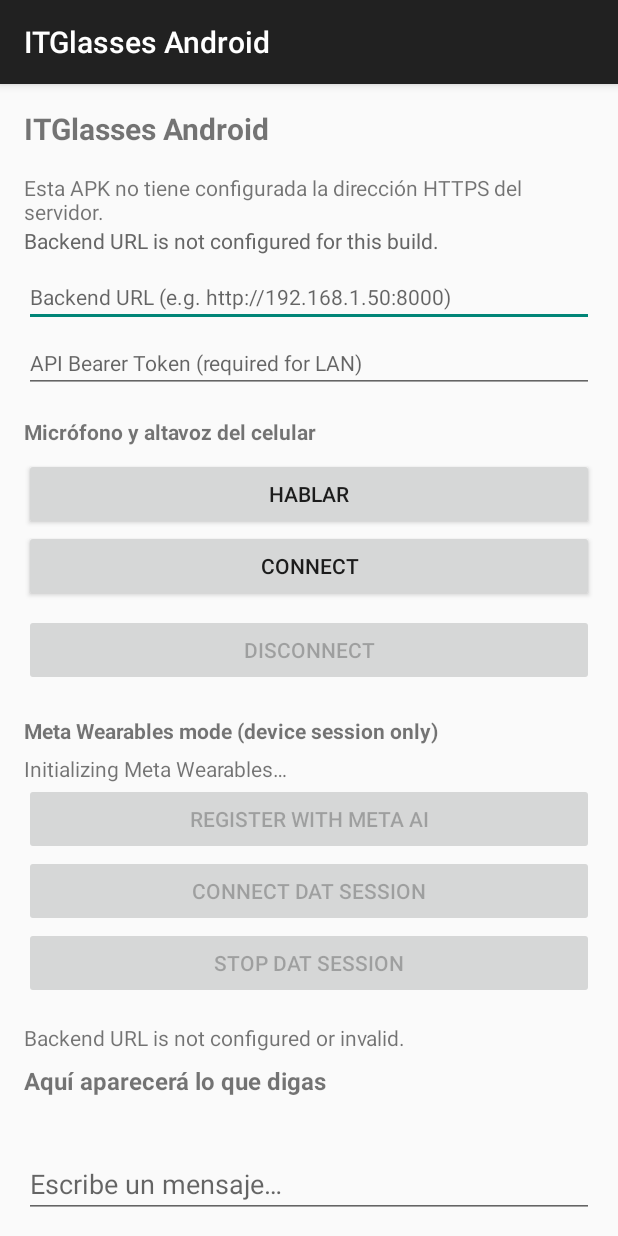
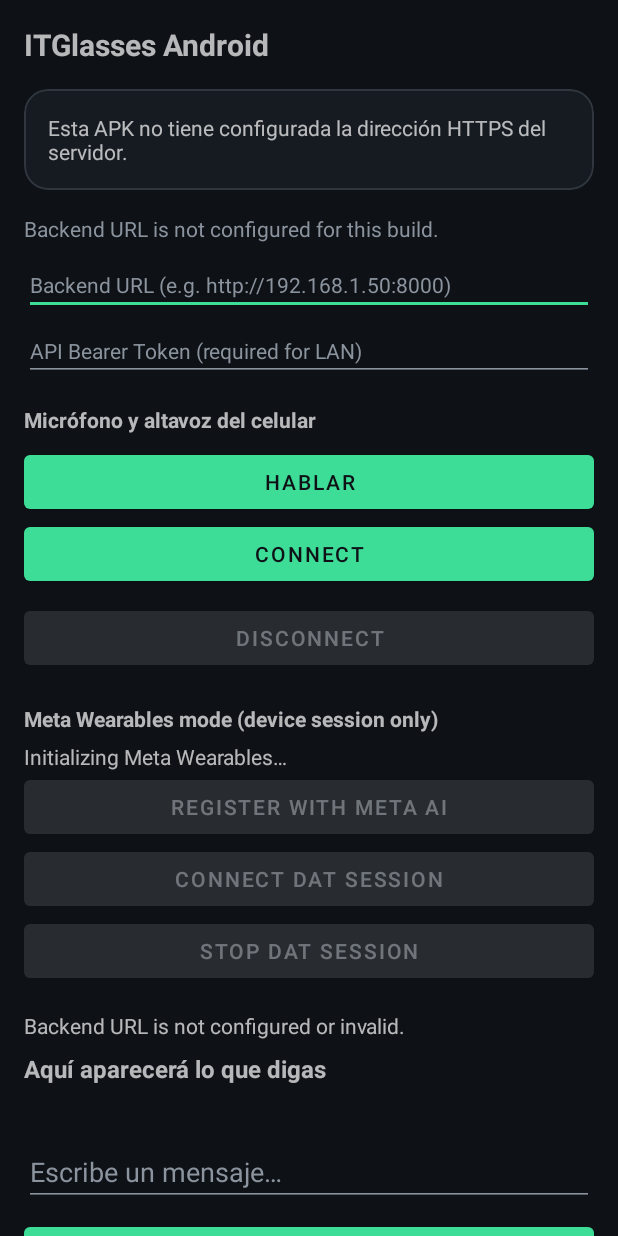
Before and after one commit to Chessani28/ITGlasses-Android, an Android app: the screen it shows after launch (MainActivity), on a phone screen of 412 x 824 dp. Run offline under Robolectric (Android 15) with nearby library versions, the phone set to English and light mode, and no system bars; 2 statements that could not run were skipped.

Commit message:
Etapa A: tema oscuro, paleta y tarjeta de emparejamiento con tono y pulso
- Theme.ITGlasses (MaterialComponents.NoActionBar, siempre oscuro) y colors.xml
  con 10 colores: fondo #0E1116, superficie #161B22 y #1C232C, borde #30363D,
  texto #E6EDF3 y #8B949E, menta #3DDC97, ámbar #F2B84B y rojo #FF8A8F
- El manifiesto usa @style/Theme.ITGlasses (una línea)
- Tarjeta card_pairing (MaterialCardView) con status_dot decorativo; ids existentes
  sin cambios; sin colores de texto fijos
- PairingScreen: tone y pulse por estado; PairingTones asigna colores
- Motion: respeta las animaciones desactivadas; pulso de 1,2 s y cambio de color
  de 300 ms; el pulso se detiene fuera de primer plano
- Pruebas: ThemeColorsTest, PairingTonesTest, MotionTest y tono y pulso en
  PairingScreenTest; testPhoneDebugUnitTest y testMetaDebugUnitTest 142/142
- Probado en un celular real: Conectado en menta y Bloqueado en rojo

Co-Authored-By: Claude Sonnet 5.5 <noreply@anthropic.com>
Claude-Session: https://claude.ai/code/session_01U1So5MrWB3zANoVneKaKAh

```diff
--- a/app/src/main/AndroidManifest.xml
+++ b/app/src/main/AndroidManifest.xml
@@ -11,7 +11,7 @@
         android:label="@string/app_name"
         android:supportsRtl="true"
         android:usesCleartextTraffic="${usesCleartextTraffic}"
-        android:theme="@style/Theme.AppCompat.Light.DarkActionBar">
+        android:theme="@style/Theme.ITGlasses">
 
         <activity
             android:name=".MainActivity"
--- a/app/src/main/java/com/itglasses/MainActivity.kt
+++ b/app/src/main/java/com/itglasses/MainActivity.kt
@@ -18,6 +18,7 @@ import androidx.lifecycle.lifecycleScope
 import androidx.lifecycle.repeatOnLifecycle
 import com.itglasses.itglassesandroid.databinding.ActivityMainBinding
 import kotlinx.coroutines.Dispatchers
+import kotlinx.coroutines.awaitCancellation
 import kotlinx.coroutines.delay
 import kotlinx.coroutines.flow.drop
 import kotlinx.coroutines.launch
@@ -49,6 +50,12 @@ class MainActivity : AppCompatActivity() {
     private val callErrors = CallErrors()
     private val notice = TransientNotice()
     private var noticeJob: kotlinx.coroutines.Job? = null
+    // Stage A: pairing card tone (dot and border colour) and the dot's pulse.
+    private val pulse by lazy { Pulse(binding.statusDot) }
+    private val dotColor by lazy {
+        ColorTransition(this) { binding.statusDot.backgroundTintList = android.content.res.ColorStateList.valueOf(it) }
+    }
+    private val strokeColor by lazy { ColorTransition(this) { binding.cardPairing.strokeColor = it } }
     // Shared-token mode only for an APK without pairing origin; with one, the stored token is kept but never sent.
     private val legacyAuth = AuthInterceptor { activeToken }
     private val backendUrl: String?
@@ -185,6 +192,10 @@ class MainActivity : AppCompatActivity() {
                     launch { pairingController.run() }
                     launch { pairingController.state.collect { renderPairing(it) } }
                     launch {
+                        // No looping animation outside the foreground; the next render restarts it.
+                        try { awaitCancellation() } finally { pulse.stop() }
+                    }
+                    launch {
                         // Result of the status check after a 403 (drop: do not repeat an old one on resume).
                         pairingController.callCheck.drop(1).collect { check ->
                             if (check == CallCheck.UNAVAILABLE || check == CallCheck.RESOLVED) updateStatus(callCheckMessage(check))
@@ -216,6 +227,12 @@ class MainActivity : AppCompatActivity() {
         showPairingText(binding.tvPairing, view.detail?.let { pairingText(it, view.detailArg) })
         showPairingText(binding.tvPairingNote, view.note?.let { pairingText(it, view.noteArg) })
         showPairingText(binding.btnPair, view.button?.let { pairingText(it) })
+        // Tone: the dot only when there is a title (none in shared-token mode); colour change of dot and border.
+        val dotShown = view.title != null
+        binding.statusDot.visibility = if (dotShown) android.view.View.VISIBLE else android.view.View.GONE
+        dotColor.to(ContextCompat.getColor(this, PairingTones.dot(view.tone)))
+        strokeColor.to(ContextCompat.getColor(this, PairingTones.stroke(view.tone)))
+        if (view.pulse && dotShown) pulse.start() else pulse.stop()
     }
 
     /** Voice and Send only while Connected; always in shared-token mode (controller never created there). */
--- /dev/null
+++ b/app/src/main/java/com/itglasses/itglassesandroid/Motion.kt
@@ -0,0 +1,95 @@
+package com.itglasses.itglassesandroid
+
+import android.animation.Animator
+import android.animation.AnimatorListenerAdapter
+import android.animation.ArgbEvaluator
+import android.animation.ObjectAnimator
+import android.animation.ValueAnimator
+import android.content.Context
+import android.os.Build
+import android.provider.Settings
+import android.view.View
+import android.view.animation.AccelerateDecelerateInterpolator
+
+/**
+ * Light animations (stage A) that respect the system setting: with animations off, everything jumps to its
+ * final state. ValueAnimator.areAnimatorsEnabled() exists from API 26; on 24-25 the duration scale is read.
+ */
+internal object Motion {
+    /** Pure decision, tested on the JVM: API 26+ asks the system, older versions use the duration scale. */
+    fun enabledFrom(sdk: Int, areAnimatorsEnabled: () -> Boolean, durationScale: () -> Float): Boolean =
+        if (sdk >= Build.VERSION_CODES.O) areAnimatorsEnabled() else durationScale() > 0f
+
+    fun enabled(context: Context): Boolean = enabledFrom(
+        Build.VERSION.SDK_INT,
+        areAnimatorsEnabled = {
+            if (Build.VERSION.SDK_INT >= Build.VERSION_CODES.O) ValueAnimator.areAnimatorsEnabled() else true
+        },
+        durationScale = {
+            try {
+                Settings.Global.getFloat(context.contentResolver, Settings.Global.ANIMATOR_DURATION_SCALE, 1f)
+            } catch (_: RuntimeException) {
+                1f
+            }
+        },
+    )
+}
+
+/** Slow opacity pulse (1.2 s, 1 -> 0.35 and back). start() is a no-op while running or with animations off. */
+internal class Pulse(private val view: View) {
+    private var animator: ObjectAnimator? = null
+
+    fun start() {
+        if (animator != null) return
+        if (!Motion.enabled(view.context)) {
+            view.alpha = 1f
+            return
+        }
+        animator = ObjectAnimator.ofFloat(view, View.ALPHA, 1f, 0.35f).apply {
+            duration = 1200
+            repeatCount = ValueAnimator.INFINITE
+            repeatMode = ValueAnimator.REVERSE
+            interpolator = AccelerateDecelerateInterpolator()
+            start()
+        }
+    }
+
+    fun stop() {
+        animator?.cancel()
+        animator = null
+        view.alpha = 1f
+    }
+}
+
+/** 300 ms colour change from the current colour to a new target; immediate the first time or with animations off. */
+internal class ColorTransition(private val context: Context, private val apply: (Int) -> Unit) {
+    private var animator: ValueAnimator? = null
+    private var current: Int? = null
+    private var target: Int? = null
+
+    fun to(color: Int) {
+        if (color == target) return  // The countdown re-renders every second: do not restart.
+        target = color
+        animator?.cancel()
+        val from = current
+        if (from == null || !Motion.enabled(context)) {
+            current = color
+            apply(color)
+            return
+        }
+        animator = ValueAnimator.ofObject(ArgbEvaluator(), from, color).apply {
+            duration = 300
+            addUpdateListener { value ->
+                val c = value.animatedValue as Int
+                current = c
+                apply(c)
+            }
+            addListener(object : AnimatorListenerAdapter() {
+                override fun onAnimationEnd(animation: Animator) {
+                    if (animator === animation) animator = null
+                }
+            })
+            start()
+        }
+    }
+}
--- /dev/null
+++ b/app/src/main/java/com/itglasses/itglassesandroid/PairingTones.kt
@@ -0,0 +1,15 @@
+package com.itglasses.itglassesandroid
+
+/** PairingTone -> colours in res/values/colors.xml (checked by PairingTonesTest). */
+internal object PairingTones {
+    /** Status dot. */
+    fun dot(tone: PairingTone): Int = when (tone) {
+        PairingTone.ACCENT -> R.color.itg_accent
+        PairingTone.WARNING -> R.color.itg_warning
+        PairingTone.DANGER -> R.color.itg_danger
+        PairingTone.NEUTRAL -> R.color.itg_text_secondary
+    }
+
+    /** Card border: the tone's colour, or the quiet outline when neutral. */
+    fun stroke(tone: PairingTone): Int = if (tone == PairingTone.NEUTRAL) R.color.itg_outline else dot(tone)
+}
--- /dev/null
+++ b/app/src/main/res/drawable/status_dot.xml
@@ -0,0 +1,6 @@
+<?xml version="1.0" encoding="utf-8"?>
+<!-- White oval; MainActivity tints it with the state's tone (backgroundTintList). -->
+<shape xmlns:android="http://schemas.android.com/apk/res/android" android:shape="oval">
+    <solid android:color="@android:color/white" />
+    <size android:width="10dp" android:height="10dp" />
+</shape>
--- a/app/src/main/res/layout/activity_main.xml
+++ b/app/src/main/res/layout/activity_main.xml
@@ -1,5 +1,6 @@
 <?xml version="1.0" encoding="utf-8"?>
 <ScrollView xmlns:android="http://schemas.android.com/apk/res/android"
+    xmlns:app="http://schemas.android.com/apk/res-auto"
     android:layout_width="match_parent"
     android:layout_height="match_parent"
     android:fillViewport="true">
@@ -19,13 +20,44 @@
             android:layout_marginBottom="16dp"/>
 
         <!-- Pairing card. Texts come from PairingScreen/PairingTexts; the code's contentDescription
-             ("Código 4 8 2 9 1 3") is set from MainActivity because it changes with every request. -->
-        <TextView android:id="@+id/tv_pairing_title" android:layout_width="match_parent"
+             ("Código 4 8 2 9 1 3") is set from MainActivity because it changes with every request.
+             Stroke and dot colours follow the state's tone (PairingTones); the dot is decorative. -->
+        <com.google.android.material.card.MaterialCardView
+            android:id="@+id/card_pairing"
+            android:layout_width="match_parent"
+            android:layout_height="wrap_content"
+            android:layout_marginBottom="16dp"
+            app:cardBackgroundColor="@color/itg_surface"
+            app:cardCornerRadius="16dp"
+            app:cardElevation="0dp"
+            app:strokeWidth="1dp"
+            app:strokeColor="@color/itg_outline"
+            app:contentPadding="16dp">
+
+            <LinearLayout
+                android:layout_width="match_parent"
+                android:layout_height="wrap_content"
+                android:orientation="vertical">
+
+                <LinearLayout
+                    android:layout_width="match_parent"
+                    android:layout_height="wrap_content"
+                    android:gravity="center_vertical"
+                    android:orientation="horizontal">
+
+                    <View android:id="@+id/status_dot" android:layout_width="10dp" android:layout_height="10dp"
+                        android:layout_marginEnd="10dp" android:background="@drawable/status_dot"
+                        android:importantForAccessibility="no" android:visibility="gone"/>
+                    <TextView android:id="@+id/tv_pairing_title" android:layout_width="0dp"
+                        android:layout_weight="1"
                         android:layout_height="wrap_content" android:textSize="18sp" android:textStyle="bold"
                         android:accessibilityLiveRegion="polite" android:visibility="gone"/>
+                </LinearLayout>
+
                 <TextView android:id="@+id/tv_pairing_code" android:layout_width="match_parent"
                     android:layout_height="wrap_content" android:gravity="center" android:textSize="32sp"
                     android:typeface="monospace" android:textIsSelectable="false"
+                    android:textColor="@color/itg_text_primary" android:letterSpacing="0.15"
                     android:importantForAccessibility="yes" android:layout_marginTop="8dp"
                     android:layout_marginBottom="8dp"
                     android:visibility="gone"/>
@@ -35,13 +67,15 @@
                     android:layout_height="wrap_content" android:visibility="gone"/>
                 <Button android:id="@+id/btn_pair" android:layout_width="match_parent"
                     android:layout_height="wrap_content" android:visibility="gone"/>
+            </LinearLayout>
+        </com.google.android.material.card.MaterialCardView>
 
         <TextView
             android:id="@+id/tv_backend_url"
             android:layout_width="match_parent"
             android:layout_height="wrap_content"
             android:textSize="14sp"
-            android:textColor="#666"
+            android:textColor="@color/itg_text_secondary"
             android:layout_marginBottom="8dp"/>
 
         <androidx.appcompat.widget.AppCompatEditText
@@ -178,7 +212,7 @@
             android:layout_height="wrap_content"
             android:minHeight="100dp"
             android:layout_marginTop="8dp"
-            android:textColor="#000"/>
+            android:textColor="@color/itg_text_primary"/>
 
     </LinearLayout>
 </ScrollView>
--- /dev/null
+++ b/app/src/main/res/values/colors.xml
@@ -0,0 +1,14 @@
+<?xml version="1.0" encoding="utf-8"?>
+<!-- Dark palette (stage A). Contrast is checked by ThemeColorsTest. -->
+<resources>
+    <color name="itg_background">#0E1116</color>
+    <color name="itg_surface">#161B22</color>
+    <color name="itg_surface_raised">#1C232C</color>
+    <color name="itg_outline">#30363D</color>
+    <color name="itg_text_primary">#E6EDF3</color>
+    <color name="itg_text_secondary">#8B949E</color>
+    <color name="itg_accent">#3DDC97</color>
+    <color name="itg_on_accent">#0E1116</color>
+    <color name="itg_warning">#F2B84B</color>
+    <color name="itg_danger">#FF8A8F</color>
+</resources>
--- /dev/null
+++ b/app/src/main/res/values/themes.xml
@@ -0,0 +1,24 @@
+<?xml version="1.0" encoding="utf-8"?>
+<resources>
+    <!-- Always dark (stage A). Every attribute exists at minSdk 24. -->
+    <style name="Theme.ITGlasses" parent="Theme.MaterialComponents.NoActionBar">
+        <item name="colorPrimary">@color/itg_accent</item>
+        <item name="colorPrimaryVariant">@color/itg_accent</item>
+        <item name="colorOnPrimary">@color/itg_on_accent</item>
+        <item name="colorSecondary">@color/itg_accent</item>
+        <item name="colorOnSecondary">@color/itg_on_accent</item>
+        <item name="colorSurface">@color/itg_surface</item>
+        <item name="colorOnSurface">@color/itg_text_primary</item>
+        <item name="colorError">@color/itg_danger</item>
+        <item name="colorControlNormal">@color/itg_text_secondary</item>
+        <item name="colorControlActivated">@color/itg_accent</item>
+        <item name="android:colorBackground">@color/itg_background</item>
+        <item name="android:windowBackground">@color/itg_background</item>
+        <item name="android:textColorPrimary">@color/itg_text_primary</item>
+        <item name="android:textColorSecondary">@color/itg_text_secondary</item>
+        <item name="android:textColorHint">@color/itg_text_secondary</item>
+        <item name="android:statusBarColor">@color/itg_background</item>
+        <item name="android:navigationBarColor">@color/itg_background</item>
+        <item name="android:windowLightStatusBar">false</item>
+    </style>
+</resources>
```
Also changed, not shown: app/src/main/java/com/itglasses/itglassesandroid/PairingScreen.kt (+19 -9 lines), 5 other files. Lines whose indentation alone changed are shown as unchanged.
